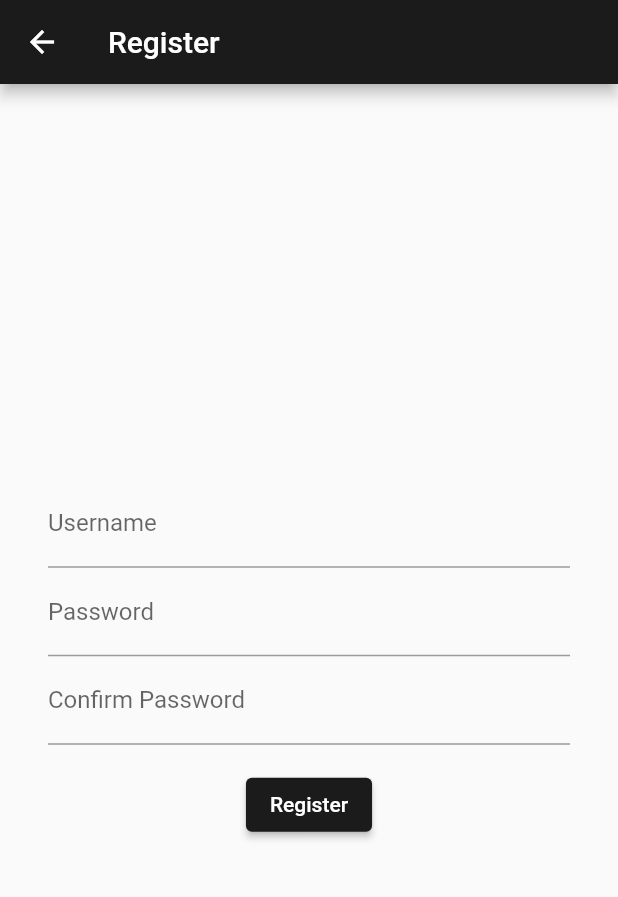
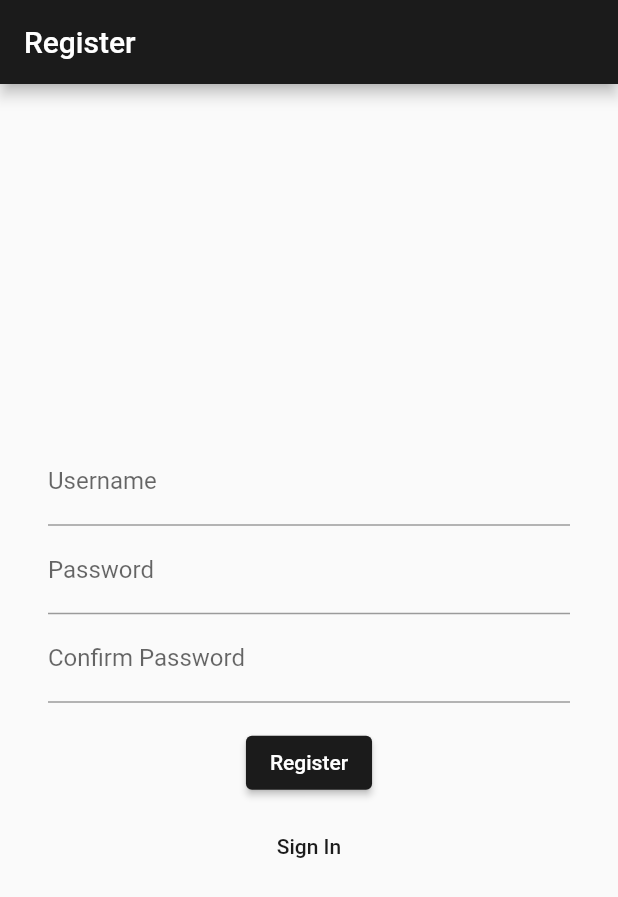
Before and after one commit to Janowak536/2KBR, a Flutter app: the HomePage screen opened directly, after a tap on "Home", after a tap on "Weather", after a tap on "Sign Up", on a phone screen of 412 x 824 dp. Shown: the top 897 px of the screen. Run offline on Flutter 3.47's test engine with Material 2 defaults, Android fonts, the phone set to English and light mode, and no system bars; our stand-ins replace shared_preferences; accounts and stored records are empty; network calls fail.

Commit message:
register bug fix and disable animation

```diff
--- a/2KBR/flutter_2kbr/lib/pages/login_page.dart
+++ b/2KBR/flutter_2kbr/lib/pages/login_page.dart
@@ -3,6 +3,7 @@ import 'package:flutter_2kbr/pages/home_page.dart';
 import 'package:flutter_2kbr/pages/register_page.dart';
 import 'package:flutter_2kbr/data/services/api_service.dart';
 import 'package:flutter_2kbr/providers/auth_provider.dart';
+import 'package:flutter_2kbr/widgets/navigate_animation.dart';
 import 'package:provider/provider.dart';
 
 class LoginPage extends StatefulWidget {
@@ -45,24 +46,27 @@ class _LoginPageState extends State<LoginPage> {
                       _usernameController.text,
                       _passwordController.text,
                     );
+                    ScaffoldMessenger.of(context).showSnackBar(
+                      SnackBar(content: Text('Login successfully')),
+                    );
                     Provider.of<AuthProvider>(context, listen: false)
                         .checkLoginStatus();
-                    Navigator.pushReplacement(
-                      context,
-                      MaterialPageRoute(builder: (context) => HomePage()),
-                    );
+                    await navigateWithoutAnimation(context, HomePage());
                   } catch (e) {
                     print(e);
+                    ScaffoldMessenger.of(context).showSnackBar(
+                      SnackBar(content: Text('Failed to Login')),
+                    );
                   }
                 },
                 child: const Text('Login'),
               ),
               SizedBox(height: 8),
               TextButton(
-                onPressed: () {
-                  Navigator.pushReplacement(
-                    context,
+                onPressed: () async {
+                  await Navigator.of(context).pushAndRemoveUntil(
                     MaterialPageRoute(builder: (context) => RegisterPage()),
+                    (route) => false,
                   );
                 },
                 child: const Text('Sign Up'),
--- a/2KBR/flutter_2kbr/lib/pages/register_page.dart
+++ b/2KBR/flutter_2kbr/lib/pages/register_page.dart
@@ -1,5 +1,8 @@
 import 'package:flutter/material.dart';
 import 'package:flutter_2kbr/data/services/api_service.dart';
+import 'package:flutter_2kbr/pages/home_page.dart';
+import 'package:flutter_2kbr/pages/login_page.dart';
+import 'package:flutter_2kbr/widgets/navigate_animation.dart';
 
 class RegisterPage extends StatefulWidget {
   @override
@@ -50,7 +53,7 @@ class _RegisterPageState extends State<RegisterPage> {
                       ScaffoldMessenger.of(context).showSnackBar(
                         SnackBar(content: Text('Registered successfully')),
                       );
-                      Navigator.pop(context);
+                      navigateWithoutAnimation(context, LoginPage());
                     } catch (e) {
                       print(e);
                       ScaffoldMessenger.of(context).showSnackBar(
@@ -65,6 +68,13 @@ class _RegisterPageState extends State<RegisterPage> {
                 },
                 child: const Text('Register'),
               ),
+              SizedBox(height: 8),
+              TextButton(
+                onPressed: () {
+                  navigateWithoutAnimation(context, LoginPage());
+                },
+                child: const Text('Sign In'),
+              ),
             ],
           ),
         ),
--- a/2KBR/flutter_2kbr/lib/pages/weather_page.dart
+++ b/2KBR/flutter_2kbr/lib/pages/weather_page.dart
@@ -19,7 +19,7 @@ class _WeatherPageState extends State<WeatherPage> {
   void initState() {
     super.initState();
     _fetchWeatherForecasts();
-    WidgetsBinding.instance?.addPostFrameCallback((_) {
+    WidgetsBinding.instance.addPostFrameCallback((_) {
       final authProvider = Provider.of<AuthProvider>(context, listen: false);
       if (!authProvider.isLoggedIn) {
         Navigator.pushAndRemoveUntil(
@@ -107,8 +107,8 @@ class _WeatherPageState extends State<WeatherPage> {
     );
   }
 
-  void _navigateToLogin() {
-    Navigator.pushReplacement(
+  Future<void> _navigateToLogin() {
+    return Navigator.pushReplacement(
       context,
       MaterialPageRoute(builder: (context) => LoginPage()),
     ).then((_) {
--- a/2KBR/flutter_2kbr/lib/widgets/custom_appbar.dart
+++ b/2KBR/flutter_2kbr/lib/widgets/custom_appbar.dart
@@ -1,6 +1,7 @@
 import 'package:flutter/material.dart';
 import 'package:flutter_2kbr/pages/login_page.dart';
 import 'package:flutter_2kbr/providers/auth_provider.dart';
+import 'package:flutter_2kbr/widgets/navigate_animation.dart';
 import 'package:provider/provider.dart';
 import 'package:flutter_2kbr/pages/home_page.dart';
 import 'package:flutter_2kbr/pages/weather_page.dart';
@@ -41,10 +42,8 @@ class CustomAppBar extends StatelessWidget implements PreferredSizeWidget {
               mainAxisAlignment: MainAxisAlignment.spaceAround,
               children: [
                 TextButton(
-                  onPressed: () => Navigator.pushReplacement(
-                    context,
-                    MaterialPageRoute(builder: (context) => HomePage()),
-                  ),
+                  onPressed: () async =>
+                      await navigateWithoutAnimation(context, HomePage()),
                   child: Text(
                     'Home',
                     style: TextStyle(
@@ -54,19 +53,13 @@ class CustomAppBar extends StatelessWidget implements PreferredSizeWidget {
                   ),
                 ),
                 TextButton(
-                  onPressed: () {
+                  onPressed: () async {
                     FocusManager.instance.primaryFocus?.unfocus();
                     final isLoggedIn = context.read<AuthProvider>().isLoggedIn;
                     if (isLoggedIn) {
-                      Navigator.pushReplacement(
-                        context,
-                        MaterialPageRoute(builder: (context) => WeatherPage()),
-                      );
+                      await navigateWithoutAnimation(context, WeatherPage());
                     } else {
-                      Navigator.pushReplacement(
-                        context,
-                        MaterialPageRoute(builder: (context) => LoginPage()),
-                      );
+                      await navigateWithoutAnimation(context, LoginPage());
                     }
                   },
                   child: Text('Weather',
@@ -76,10 +69,8 @@ class CustomAppBar extends StatelessWidget implements PreferredSizeWidget {
                           fontWeight: FontWeight.w700)),
                 ),
                 TextButton(
-                  onPressed: () => Navigator.pushReplacement(
-                    context,
-                    MaterialPageRoute(builder: (context) => HomePage()),
-                  ),
+                  onPressed: () async =>
+                      await navigateWithoutAnimation(context, HomePage()),
                   child: Text('Front',
                       style: TextStyle(
                           color: Colors.white,
@@ -87,10 +78,8 @@ class CustomAppBar extends StatelessWidget implements PreferredSizeWidget {
                           fontWeight: FontWeight.w700)),
                 ),
                 TextButton(
-                  onPressed: () => Navigator.pushReplacement(
-                    context,
-                    MaterialPageRoute(builder: (context) => HomePage()),
-                  ),
+                  onPressed: () async =>
+                      await navigateWithoutAnimation(context, HomePage()),
                   child: Text('Parapet',
                       style: TextStyle(
                           color: Colors.white,
--- /dev/null
+++ b/2KBR/flutter_2kbr/lib/widgets/navigate_animation.dart
@@ -0,0 +1,10 @@
+import 'package:flutter/material.dart';
+
+Future<void> navigateWithoutAnimation(BuildContext context, Widget targetPage) {
+  return Navigator.pushReplacement(
+      context,
+      PageRouteBuilder(
+        pageBuilder: (context, animation1, animation2) => targetPage,
+        transitionDuration: Duration(seconds: 0),
+      ));
+}
```
Also changed, not shown: 2KBR/flutter_2kbr/lib/pages/home_page.dart (+7 -8 lines).
